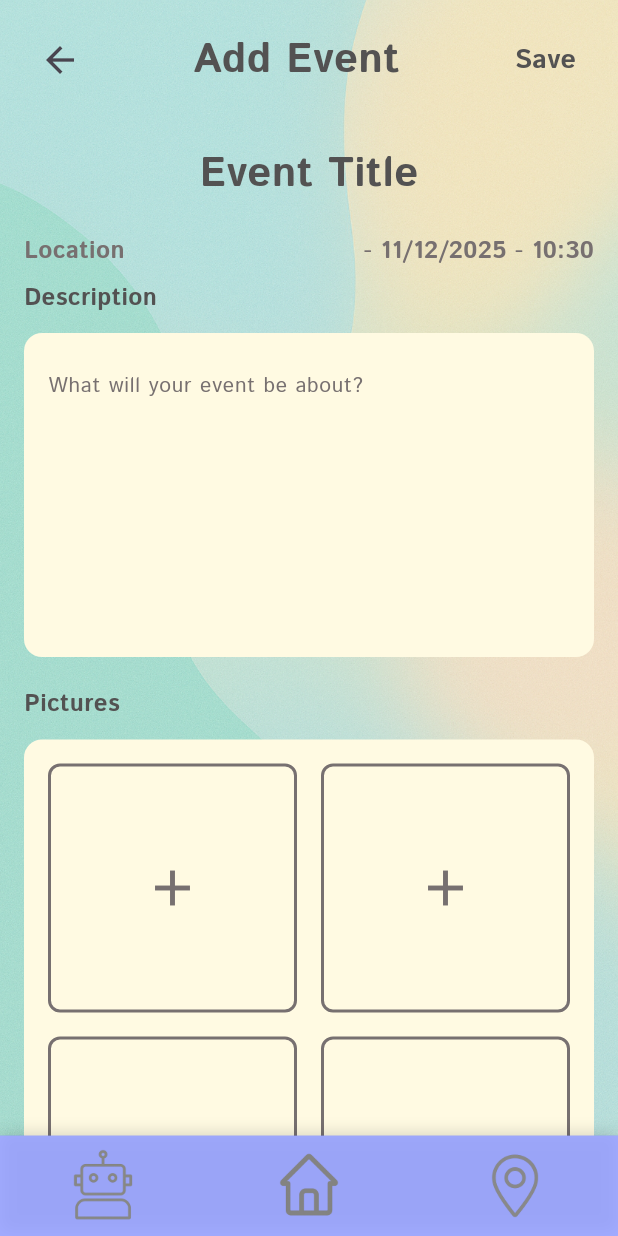
After one commit to Ioannis-Ts/Sorted-Out-App, a Flutter app: the CreateEventPage screen opened directly, on a phone screen of 412 x 824 dp. The commit adds this screen. Run offline on Flutter 3.47's test engine with Material 3 defaults, Android fonts, the light colour scheme and no system bars; our stand-ins replace cloud_firestore, firebase_core; accounts and stored records are empty.

Commit message:
added create event page that is connected to the database

```diff
--- /dev/null
+++ b/lib/create_event_page.dart
@@ -0,0 +1,395 @@
+import 'package:flutter/material.dart';
+import 'package:cloud_firestore/cloud_firestore.dart';
+import 'theme/app_variables.dart';
+import 'widgets/main_nav_bar.dart';
+
+class CreateEventPage extends StatefulWidget {
+  @override
+  _CreateEventPageState createState() => _CreateEventPageState();
+}
+
+class _CreateEventPageState extends State<CreateEventPage> {
+  final TextEditingController _titleController = TextEditingController();
+  final TextEditingController _locationController = TextEditingController();
+  final TextEditingController _descriptionController = TextEditingController();
+  DateTime _selectedDate = DateTime.now();
+  TimeOfDay _selectedTime = TimeOfDay.now();
+  List<String> _imageUrls = [];
+
+  bool _isEditingTitle = false;
+  bool _isEditingLocation = false;
+  bool _isEditingDate = false;
+  bool _isEditingTime = false;
+
+  // Δημιουργία Event στο Firestore
+  Future<void> _createEvent() async {
+    final title = _titleController.text;
+    final location = _locationController.text;
+    final description = _descriptionController.text;
+
+    if (title.isEmpty || location.isEmpty || description.isEmpty) {
+      ScaffoldMessenger.of(context).showSnackBar(
+        const SnackBar(content: Text('Please fill all fields!')),
+      );
+      return;
+    }
+
+    try {
+      await FirebaseFirestore.instance.collection('Events').add({
+        'title': title,
+        'location': location,
+        'date': Timestamp.fromDate(_selectedDate),
+        'time': '${_selectedTime.hour}:${_selectedTime.minute}',
+        'description': description,
+        'imageUrls': _imageUrls,
+      });
+
+      ScaffoldMessenger.of(context).showSnackBar(
+        const SnackBar(content: Text('Event created successfully!')),
+      );
+      Navigator.pop(context);
+    } catch (e) {
+      ScaffoldMessenger.of(context).showSnackBar(
+        SnackBar(content: Text('Failed to create event: $e')),
+      );
+    }
+  }
+
+  // Επιλογή ημερομηνίας
+  Future<void> _selectDate(BuildContext context) async {
+    final DateTime? pickedDate = await showDatePicker(
+      context: context,
+      initialDate: _selectedDate,
+      firstDate: DateTime(2020),
+      lastDate: DateTime(2101),
+    );
+
+    if (pickedDate != null && pickedDate != _selectedDate) {
+      setState(() {
+        _selectedDate = pickedDate;
+        _isEditingDate = false;
+      });
+    }
+  }
+
+  // Επιλογή ώρας
+  Future<void> _selectTime(BuildContext context) async {
+    final TimeOfDay? pickedTime = await showTimePicker(
+      context: context,
+      initialTime: _selectedTime,
+    );
+
+    if (pickedTime != null && pickedTime != _selectedTime) {
+      setState(() {
+        _selectedTime = pickedTime;
+        _isEditingTime = false;
+      });
+    }
+  }
+
+  @override
+  Widget build(BuildContext context) {
+    return Scaffold(
+      body: Stack(
+        children: [
+          // Background image
+          Container(
+            decoration: const BoxDecoration(
+              image: DecorationImage(
+                image: AssetImage(AppImages.background),
+                fit: BoxFit.cover,
+              ),
+            ),
+          ),
+
+          // Το περιεχόμενο
+          SafeArea(
+            child: Column(
+              children: [
+                // Custom AppBar
+                Padding(
+                  padding: const EdgeInsets.all(16.0),
+                  child: Row(
+                    mainAxisAlignment: MainAxisAlignment.spaceBetween,
+                    children: [
+                      // Back button
+                      IconButton(
+                        icon: const Icon(Icons.arrow_back, size: 28),
+                        onPressed: () => Navigator.pop(context),
+                      ),
+                      // Title
+                      Text(
+                        'Add Event',
+                        style: AppTexts.generalTitle.copyWith(
+                          fontSize: 28,
+                        ),
+                      ),
+                      // Save button
+                      TextButton(
+                        onPressed: _createEvent,
+                        child: Text(
+                          'Save',
+                          style: AppTexts.generalBody.copyWith(
+                            fontSize: 18,
+                            color: AppColors.anotherGrey,
+                            fontWeight: FontWeight.w600,
+                          ),
+                        ),
+                      ),
+                    ],
+                  ),
+                ),
+
+                Expanded(
+                  child: SingleChildScrollView(
+                    padding: const EdgeInsets.all(16.0),
+                    child: Column(
+                      crossAxisAlignment: CrossAxisAlignment.start,
+                      children: [
+                        // Τίτλος του event (κεντραρισμένος)
+                        Center(
+                          child: GestureDetector(
+                            onTap: () {
+                              setState(() {
+                                _isEditingTitle = true;
+                              });
+                            },
+                            child: _isEditingTitle
+                                ? TextField(
+                                    controller: _titleController,
+                                    autofocus: true,
+                                    textAlign: TextAlign.center,
+                                    style: AppTexts.generalTitle.copyWith(
+                                      fontSize: 28,
+                                      fontWeight: FontWeight.w700,
+                                    ),
+                                    decoration: const InputDecoration(
+                                      border: InputBorder.none,
+                                      hintText: 'Event Title',
+                                    ),
+                                    onEditingComplete: () {
+                                      setState(() {
+                                        _isEditingTitle = false;
+                                      });
+                                    },
+                                  )
+                                : Text(
+                                    _titleController.text.isEmpty
+                                        ? 'Event Title'
+                                        : _titleController.text,
+                                    style: AppTexts.generalTitle.copyWith(
+                                      fontSize: 28,
+                                      fontWeight: FontWeight.w700,
+                                    ),
+                                  ),
+                          ),
+                        ),
+                        const SizedBox(height: 20),
+
+                        // Location - Date - Time
+                        Row(
+                          children: [
+                            // Τοποθεσία
+                            Expanded(
+                              child: GestureDetector(
+                                onTap: () {
+                                  setState(() {
+                                    _isEditingLocation = true;
+                                  });
+                                },
+                                child: _isEditingLocation
+                                    ? TextField(
+                                        controller: _locationController,
+                                        autofocus: true,
+                                        style: AppTexts.generalBody.copyWith(fontSize: 16),
+                                        decoration: const InputDecoration(
+                                          border: InputBorder.none,
+                                          hintText: 'Location',
+                                          isDense: true,
+                                        ),
+                                        onEditingComplete: () {
+                                          setState(() {
+                                            _isEditingLocation = false;
+                                          });
+                                        },
+                                      )
+                                    : Text(
+                                        _locationController.text.isEmpty
+                                            ? 'Location'
+                                            : _locationController.text,
+                                        style: AppTexts.generalBody.copyWith(
+                                          fontSize: 16,
+                                          fontWeight: FontWeight.w600,
+                                        ),
+                                      ),
+                              ),
+                            ),
+
+                            Text(' - ', style: AppTexts.generalBody.copyWith(fontSize: 16)),
+
+                            // Ημερομηνία
+                            GestureDetector(
+                              onTap: () => _selectDate(context),
+                              child: Text(
+                                '${_selectedDate.day}/${_selectedDate.month}/${_selectedDate.year}',
+                                style: AppTexts.generalBody.copyWith(fontSize: 16, fontWeight: FontWeight.w600),
+                              ),
+                            ),
+
+                            Text(' - ', style: AppTexts.generalBody.copyWith(fontSize: 16)),
+
+                            // Ώρα
+                            GestureDetector(
+                              onTap: () => _selectTime(context),
+                              child: Text(
+                                '${_selectedTime.hour.toString().padLeft(2, '0')}:${_selectedTime.minute.toString().padLeft(2, '0')}',
+                                style: AppTexts.generalBody.copyWith(fontSize: 16, fontWeight: FontWeight.w600),
+                              ),
+                            ),
+                          ],
+                        ),
+
+                        const SizedBox(height: 8),
+
+                        // "Description" label
+                        Text(
+                          'Description',
+                          style: AppTexts.generalTitle.copyWith(
+                            fontSize: 16,
+                            fontWeight: FontWeight.w600,
+                          ),
+                        ),
+
+                        const SizedBox(height: 12),
+
+                        // Περιγραφή του event (κίτρινο κουτί)
+                        Container(
+                          width: double.infinity,
+                          decoration: BoxDecoration(
+                            color: AppColors.ourYellow,
+                            borderRadius: BorderRadius.circular(12),
+                          ),
+                          padding: const EdgeInsets.all(16),
+                          child: TextField(
+                            controller: _descriptionController,
+                            maxLines: 8,
+                            style: AppTexts.generalBody.copyWith(
+                              fontSize: 14,
+                              color: AppColors.textMain,
+                            ),
+                            decoration: InputDecoration(
+                              border: InputBorder.none,
+                              hintText: 'What will your event be about?',
+                              hintStyle: AppTexts.generalBody.copyWith(
+                                fontSize: 14,
+                                color: AppColors.grey,
+                              ),
+                            ),
+                          ),
+                        ),
+
+                        const SizedBox(height: 20),
+
+                        // "Pictures" label
+                        Text(
+                          'Pictures',
+                          style: AppTexts.generalTitle.copyWith(
+                            fontSize: 16,
+                            fontWeight: FontWeight.w600,
+                          ),
+                        ),
+
+                        const SizedBox(height: 12),
+
+                        // Φωτογραφίες (κίτρινο κουτί με 4 + buttons)
+                        Container(
+                          width: double.infinity,
+                          decoration: BoxDecoration(
+                            color: AppColors.ourYellow,
+                            borderRadius: BorderRadius.circular(12),
+                          ),
+                          padding: const EdgeInsets.all(16),
+                          child: Column(
+                            children: [
+                              Row(
+                                mainAxisAlignment: MainAxisAlignment.spaceEvenly,
+                                children: [
+                                  _buildAddPhotoBox(),
+                                  const SizedBox(width: 16),
+                                  _buildAddPhotoBox(),
+                                ],
+                              ),
+                              const SizedBox(height: 16),
+                              Row(
+                                mainAxisAlignment: MainAxisAlignment.spaceEvenly,
+                                children: [
+                                  _buildAddPhotoBox(),
+                                  const SizedBox(width: 16),
+                                  _buildAddPhotoBox(),
+                                ],
+                              ),
+                            ],
+                          ),
+                        ),
+                        const SizedBox(height: 80), // Διάστημα για το navigation bar
+                      ],
+                    ),
+                  ),
+                ),
+              ],
+            ),
+          ),
+        ],
+      ),
+      bottomNavigationBar: MainNavBar(
+        currentIndex: null,
+        onTabSelected: (index) {
+          // Handle navigation based on index
+          // 0 = AI, 1 = Home, 2 = Map
+          if (index == 1) {
+            Navigator.pop(context); // Go back to home
+          }
+          // Add other navigation logic here
+        },
+      ),
+    );
+  }
+
+  // Widget για τα κουτιά προσθήκης φωτογραφιών
+  Widget _buildAddPhotoBox() {
+    return Expanded(
+      child: AspectRatio(
+        aspectRatio: 1,
+        child: Container(
+          decoration: BoxDecoration(
+            border: Border.all(
+              color: AppColors.grey,
+              width: 2,
+              style: BorderStyle.solid,
+            ),
+            borderRadius: BorderRadius.circular(8),
+          ),
+          child: Material(
+            color: Colors.transparent,
+            child: InkWell(
+              onTap: () {
+                // TODO: Implement image picker
+                ScaffoldMessenger.of(context).showSnackBar(
+                  const SnackBar(content: Text('Image picker not implemented yet')),
+                );
+              },
+              borderRadius: BorderRadius.circular(8),
+              child: const Center(
+                child: Icon(
+                  Icons.add,
+                  size: 40,
+                  color: AppColors.grey,
+                ),
+              ),
+            ),
+          ),
+        ),
+      ),
+    );
+  }
+}
```
Also changed, not shown: lib/event_details_page.dart (+60 -42 lines), lib/events_page.dart (+8 -3 lines), pubspec.yaml (line endings or trailing spaces).
